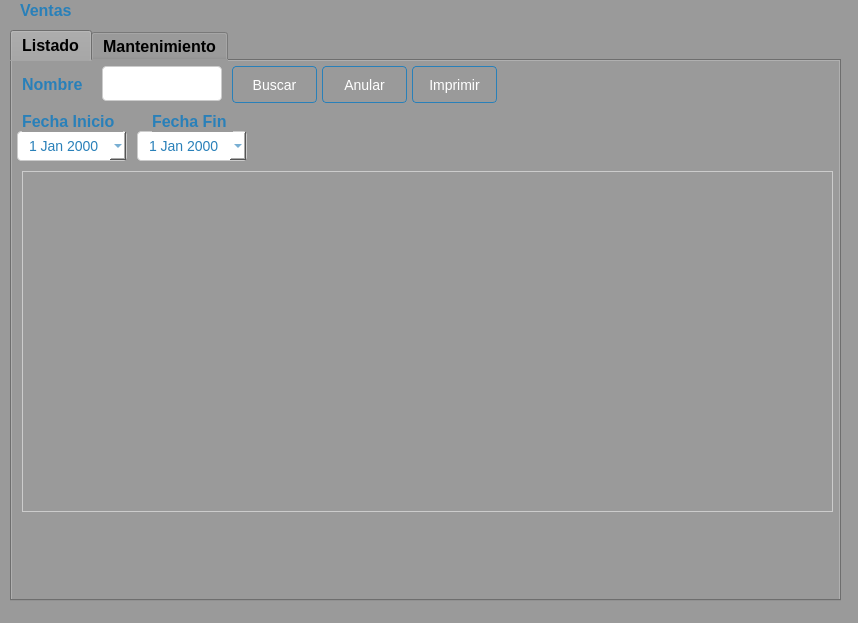
The window that Sistema de ventas/ui/FrmVentas.ui (CodeDrTech/DevelopPython) describes before a commit, drawn with Qt 5.
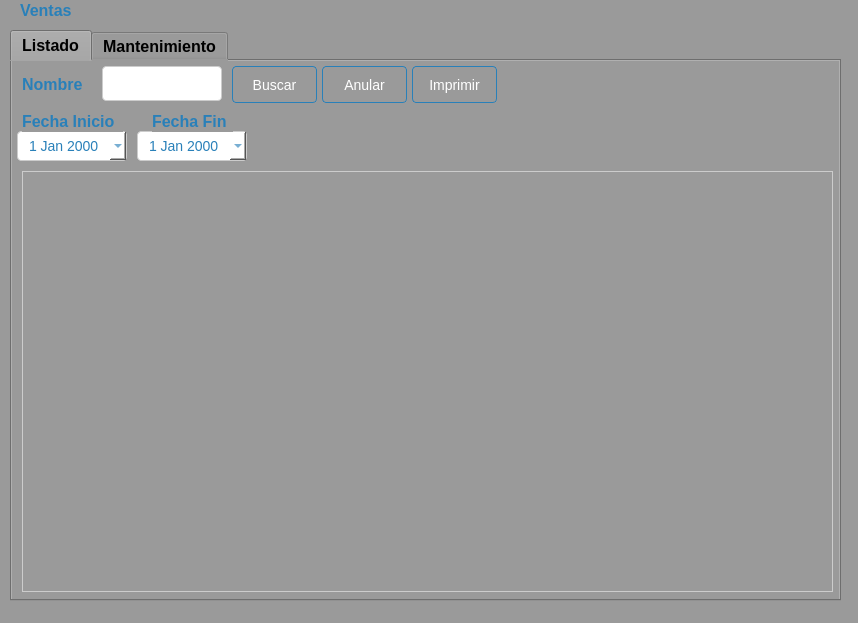
The same window after the commit. Icons and pictures are not drawn.

Patch:
```diff
--- a/Sistema de ventas/ui/FrmVentas.ui
+++ b/Sistema de ventas/ui/FrmVentas.ui
@@ -310,7 +310,7 @@
         <x>10</x>
         <y>110</y>
         <width>811</width>
-        <height>341</height>
+        <height>421</height>
        </rect>
       </property>
       <property name="styleSheet">
```
Left out of the diff: 3 changed lines with no effect on the pictures.
